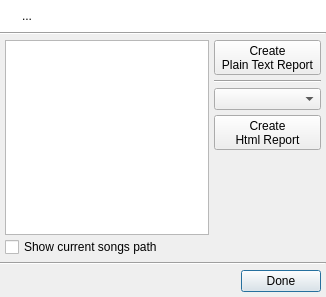
The window that uman/src/QUReportDialog.ui (UltraStar-Deluxe/UltraStar-Manager) describes before a commit, drawn with Qt 5.
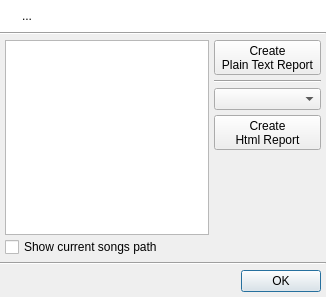
The same window after the commit. Icons and pictures are not drawn.

Commit message: apply/done replaced with "OK"; other experiments with progress dialog

The edit to the form file:
```diff
--- a/uman/src/QUReportDialog.ui
+++ b/uman/src/QUReportDialog.ui
@@ -299,7 +299,7 @@
      <item>
       <widget class="QPushButton" name="doneBtn" >
        <property name="text" >
-        <string>Done</string>
+        <string>OK</string>
        </property>
        <property name="icon" >
         <iconset resource="images/uman.qrc" >
```
The commit also changes 6 other files.
